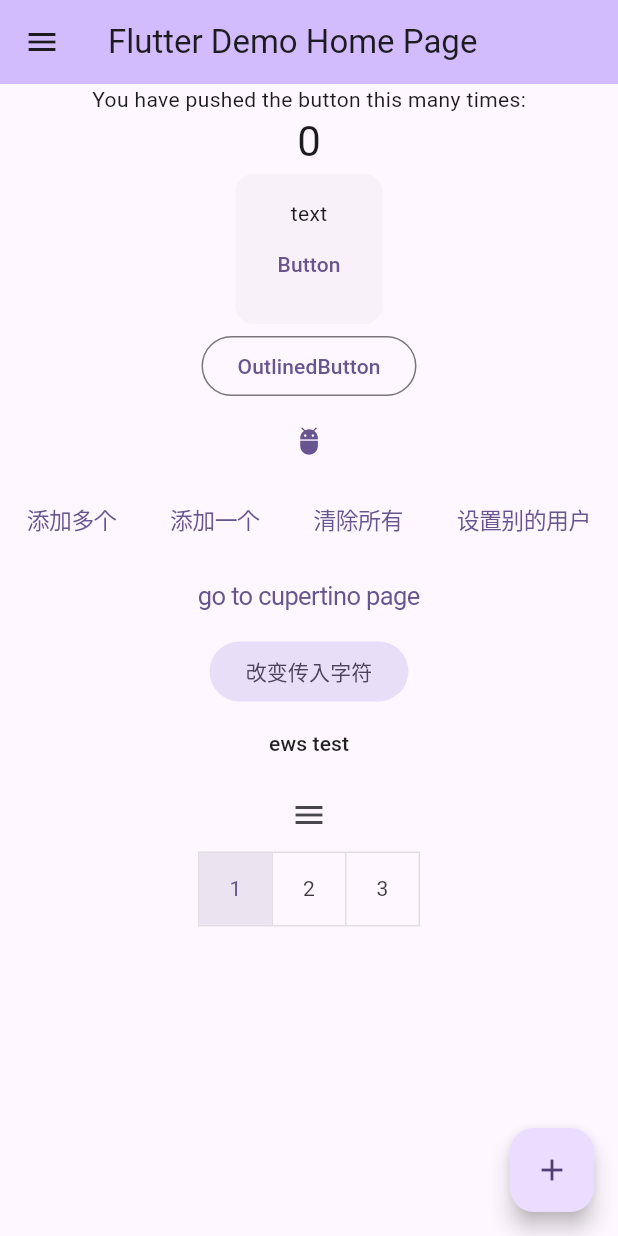
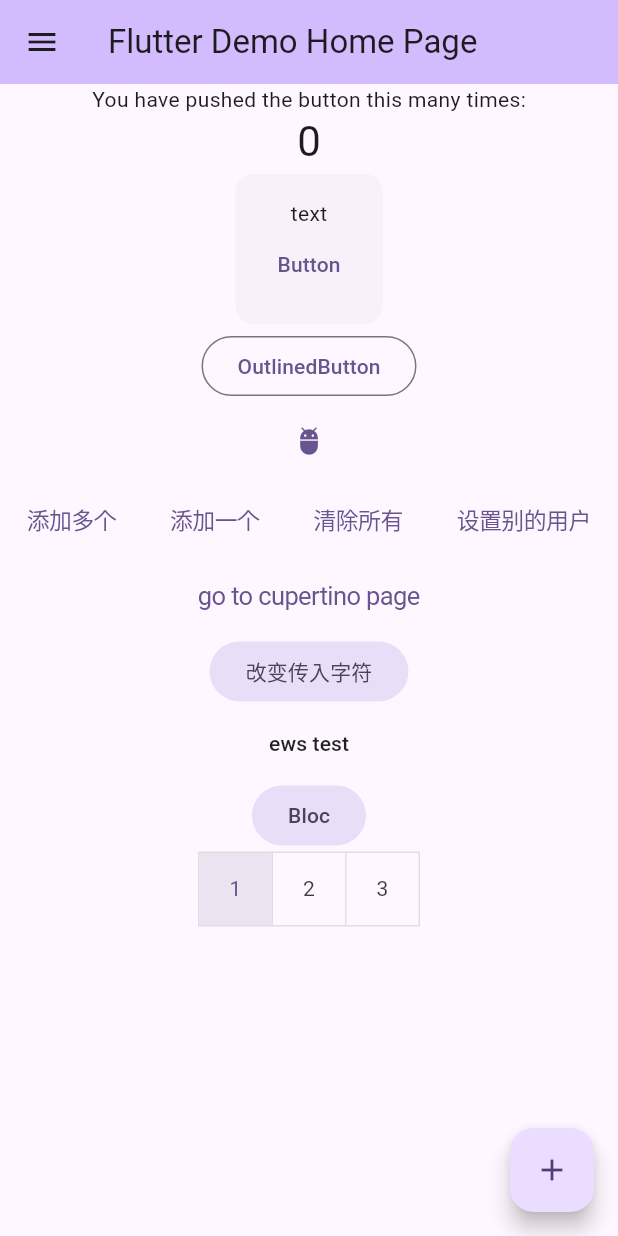
Before and after one commit to Massterxvming/widget_tests, a Flutter app: the screen it shows after launch, on a phone screen of 412 x 824 dp. Run offline on Flutter 3.47's test engine with Material 3 defaults, Android fonts, the phone set to English and light mode, and no system bars; our stand-ins replace bot_toast, flutter_bloc, get, objectbox; missing offline and left inert: deepseek_api, ews, media_kit, mmkv, otp_timer_button; generated files the repository leaves out were written again.

Commit message:
风格变换

```diff
--- a/lib/main.dart
+++ b/lib/main.dart
@@ -10,7 +10,7 @@ import 'mmkv_test/mmkv_data.dart';
 
 void main() async{
   WidgetsFlutterBinding.ensureInitialized();
-  await ObjectData.instance.init();
+  // await ObjectData.instance.init();
   await MMKVData.init();
   await AppController.instance.init();
 
--- a/lib/page/app_root.dart
+++ b/lib/page/app_root.dart
@@ -164,10 +164,10 @@ class _AppRootState extends State<AppRoot> {
             },
             child: const Text('ews test'),
           ),
-          DrawerButton(
+          FilledButton.tonal(
             onPressed: () {
-              Get.to(() => BlocPage());
-            },
+              Get.to(() => const BlocPage());
+            }, child: Text('Bloc'),
           ),
           ToggleButtons(
             children: [Text('1'), Text('2'), Text('3')],
```
Also changed, not shown: lib/dataBase/object_data.dart (+5 -5 lines), 3 other files.
